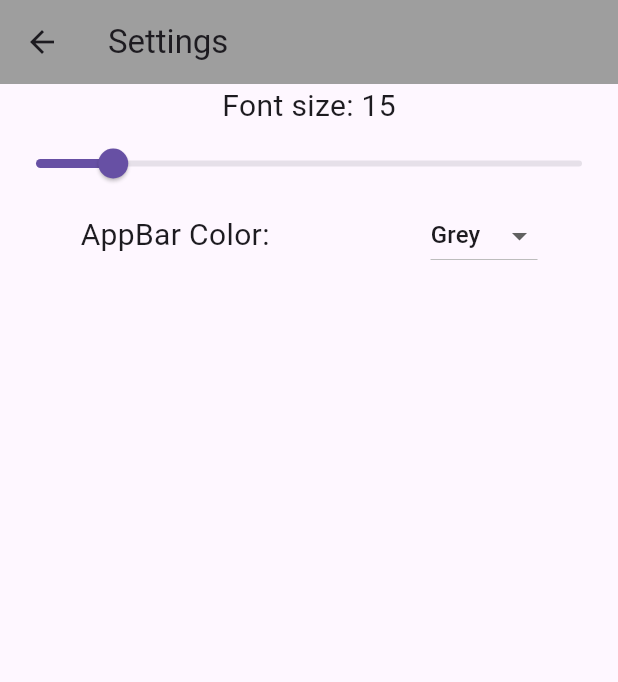
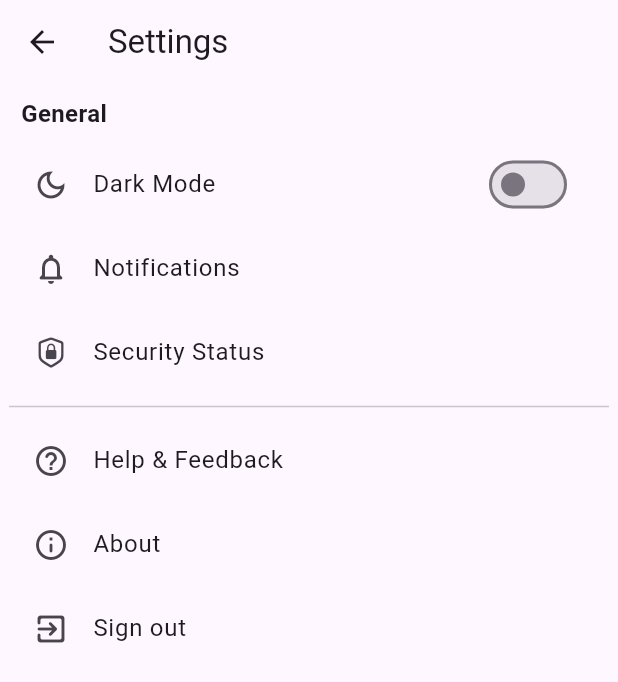
Before and after one commit to n4tsukii/bt-giua-ky, a Flutter app: the MySettings screen opened directly, on a phone screen of 412 x 824 dp. Shown: the top 682 px of the screen. Run offline on Flutter 3.47's test engine with Material 3 defaults, Android fonts, the phone set to English and light mode, and no system bars.

Commit message:
update file setting

```diff
--- a/lib/widgets/homepage.dart
+++ b/lib/widgets/homepage.dart
@@ -5,7 +5,7 @@ import '/models/user_interface.dart';
 import 'package:flutter/material.dart';
 import "package:provider/provider.dart";
 
-List imgList = ['Sinh viên1', 'Môn học', 'Cài đặt'];
+List imgList = ['Sinh viên', 'Môn học', 'Cài đặt'];
 // List<Color> catColors = [
 //   Color(0xFFFFCF2F),
 //   Color(0xFF6Fe08D),
--- a/lib/widgets/ql_sinhvien.dart
+++ b/lib/widgets/ql_sinhvien.dart
@@ -63,7 +63,7 @@ class _QuanLySinhVienState extends State<ql_sinhvien> with ChangeNotifier {
       floatingActionButtonLocation: FloatingActionButtonLocation.endFloat,
       floatingActionButton: FloatingActionButton(
         onPressed: () {
-          FormNhapSinhVien(addSinhVien);
+           FormNhapSinhVien(addSinhVien);
         },
         child: const Icon(Icons.add),
       ),
--- a/lib/widgets/settings.dart
+++ b/lib/widgets/settings.dart
@@ -2,73 +2,117 @@ import '/widgets/components/my_drawer.dart';
 import "/models/user_interface.dart";
 import "package:flutter/material.dart";
 import "package:provider/provider.dart";
-
+import 'package:flutter/cupertino.dart';
 class MySettings extends StatefulWidget{
   @override
   State<MySettings> createState() => _MySettings();
 }
 
 class _MySettings extends State<MySettings> {
+  bool _isDark = false;
   @override
   Widget build(BuildContext context) {
-    return Consumer<UserInterface>(
-      builder: (context, ui, child) {
-        return Scaffold(
+    return Theme(
+      data: _isDark ? ThemeData.dark() : ThemeData.light(),
+      child: Scaffold(
         appBar: AppBar(
-            title: Text("Settings"),
-            backgroundColor: ui.appBarColor,
+          title: const Text("Settings"),
         ),
-
-          // drawer: MyDrawer(),
-
-          body: Column(
+        body: Center(
+          child: Container(
+            constraints: const BoxConstraints(maxWidth: 400),
+            child: ListView(
               children: [
-              Text(
-                "Font size: ${ui.fontSize.toInt()}",
-                style: TextStyle(
-                  fontSize: 20,
+                _SingleSection(
+                  title: "General",
+                  children: [
+                    _CustomListTile(
+                        title: "Dark Mode",
+                        icon: Icons.dark_mode_outlined,
+                        trailing: Switch(
+                            value: _isDark,
+                            onChanged: (value) {
+                              setState(() {
+                                _isDark = value;
+                              });
+                            })),
+                    const _CustomListTile(
+                        title: "Notifications",
+                        icon: Icons.notifications_none_rounded),
+                    const _CustomListTile(
+                        title: "Security Status",
+                        icon: CupertinoIcons.lock_shield),
+                  ],
+                ),
+                const Divider(),
+                const _SingleSection(
+                  children: [
+                    _CustomListTile(
+                        title: "Help & Feedback",
+                        icon: Icons.help_outline_rounded),
+                    _CustomListTile(
+                        title: "About",
+                        icon: Icons.info_outline_rounded),
+                    _CustomListTile(
+                        title: "Sign out",
+                        icon: Icons.exit_to_app_rounded),
+                  ],
+                ),
+              ],
             ),
           ),
-
-              Slider(
-                min: 1,
-                max: 100,
-                value: ui.fontSize,
-                onChanged: (newValue) {
-                  ui.fontSize = newValue;
-                },
-              ),
-
-              Row(
-                mainAxisAlignment: MainAxisAlignment.spaceAround,
-                children: [
-                  Text(
-                    "AppBar Color:",
-                    style: TextStyle(
-                      fontSize: 20,
         ),
       ),
-
-                  DropdownButton<String>(
-                    value: ui.strAppBarColor,
-                    items: UserInterface.listColorAppBar.map<DropdownMenuItem<String>>(
-                        (String value) {
-                          return DropdownMenuItem<String>(
-                            value: value,
-                            child: Text(value),
-                          );
-                        }
-                    ).toList(),
-                    onChanged: (String? value) {
-                      ui.appBarColor = value!;
-                    },
-                  )
-                ]
-              ),
-            ],
-          )
-        );
-      },
     );
   }
 }
+
+class _CustomListTile extends StatelessWidget {
+  final String title;
+  final IconData icon;
+  final Widget? trailing;
+  const _CustomListTile(
+      {Key? key, required this.title, required this.icon, this.trailing})
+      : super(key: key);
+
+  @override
+  Widget build(BuildContext context) {
+    return ListTile(
+      title: Text(title),
+      leading: Icon(icon),
+      trailing: trailing,
+      onTap: () {},
+    );
+
+  }
+}
+class _SingleSection extends StatelessWidget {
+  final String? title;
+  final List<Widget> children;
+  const _SingleSection({
+    Key? key,
+    this.title,
+    required this.children,
+  }) : super(key: key);
+
+  @override
+  Widget build(BuildContext context) {
+    return Column(
+      mainAxisAlignment: MainAxisAlignment.start,
+      crossAxisAlignment: CrossAxisAlignment.start,
+      children: [
+        if (title != null)
+          Padding(
+            padding: const EdgeInsets.all(8.0),
+            child: Text(
+              title!,
+              style: const TextStyle(fontSize: 16, fontWeight: FontWeight.bold),
+            ),
+          ),
+        Column(
+          children: children,
+        ),
+      ],
+    );
+  }
+}
```
Also changed, not shown: assests/icons/Cài đặt.png, assests/icons/Môn học.png, assests/icons/Sinh viên.png, assests/icons/Sinh viên1.png (deleted). Lines whose indentation alone changed are shown as unchanged.
